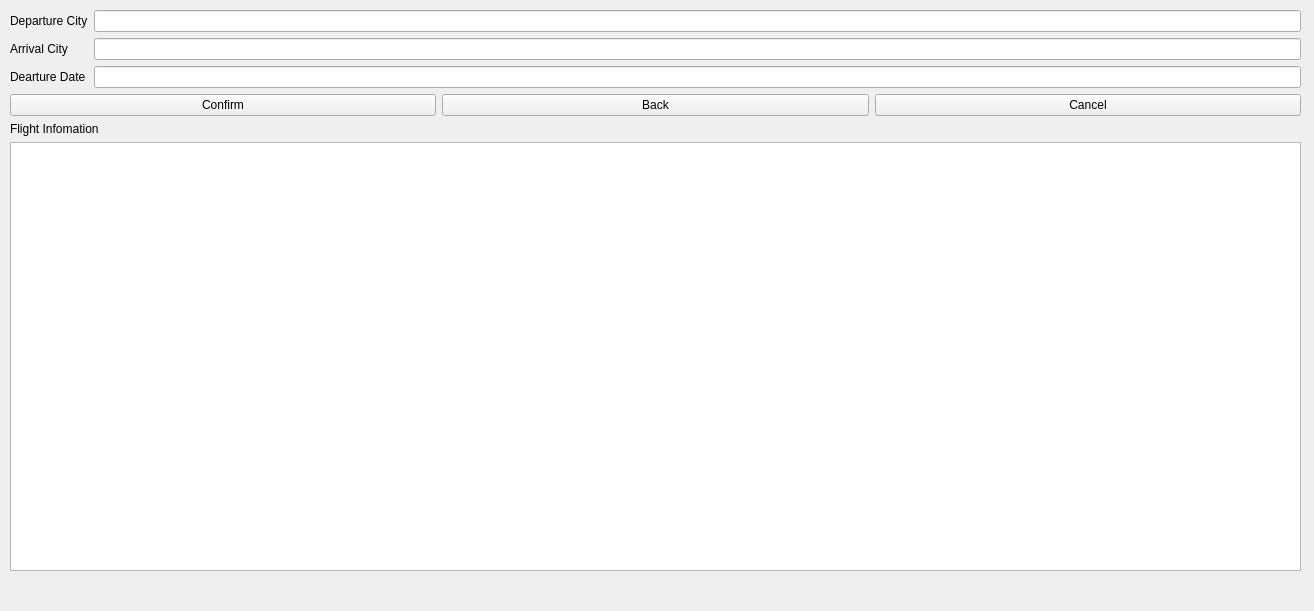
Old version of the form flight_inquiry_citys_and_date.ui in the repository Aloereed/Flightman_Client_DATA130039.
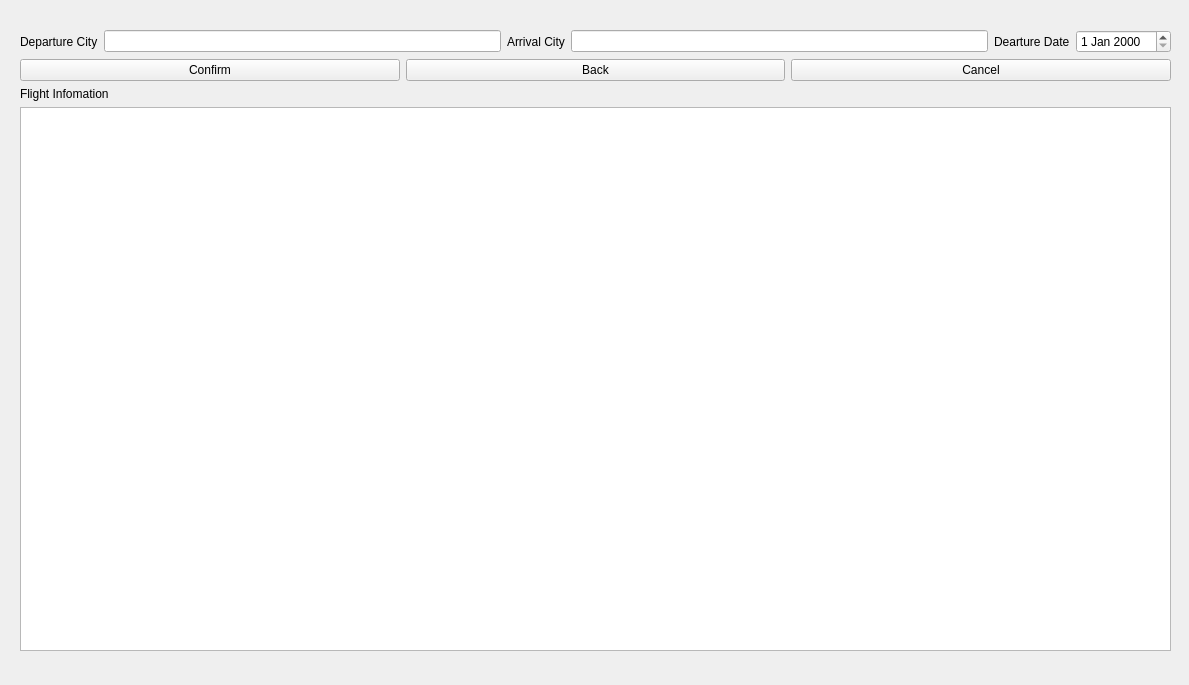
New version of the form.

Commit message: 在航班查询中的设置了日期控件，简化查询

Diff of the .ui file:
```diff
--- a/flight_inquiry_citys_and_date.ui
+++ b/flight_inquiry_citys_and_date.ui
@@ -6,8 +6,8 @@
    <rect>
     <x>0</x>
     <y>0</y>
-    <width>1314</width>
-    <height>611</height>
+    <width>1189</width>
+    <height>685</height>
    </rect>
   </property>
   <property name="windowTitle">
@@ -16,14 +16,25 @@
   <widget class="QWidget" name="layoutWidget">
    <property name="geometry">
     <rect>
-     <x>10</x>
-     <y>10</y>
-     <width>1291</width>
-     <height>581</height>
+     <x>20</x>
+     <y>30</y>
+     <width>1151</width>
+     <height>641</height>
     </rect>
    </property>
    <layout class="QGridLayout" name="gridLayout">
-    <item row="0" column="0">
+    <item row="2" column="0">
+     <layout class="QHBoxLayout" name="horizontalLayout">
+      <item>
+       <widget class="QLabel" name="UserStatus">
+        <property name="text">
+         <string/>
+        </property>
+       </widget>
+      </item>
+     </layout>
+    </item>
+    <item row="1" column="0">
      <layout class="QGridLayout" name="gridLayout_3">
       <item row="2" column="0">
        <layout class="QVBoxLayout" name="verticalLayout_4"/>
@@ -48,42 +59,10 @@
       <item row="0" column="0">
        <layout class="QGridLayout" name="gridLayout_2">
         <item row="0" column="0">
-         <layout class="QVBoxLayout" name="verticalLayout_2">
-          <item>
-           <widget class="QLabel" name="label">
-            <property name="text">
-             <string>Departure City</string>
-            </property>
-           </widget>
-          </item>
-          <item>
-           <widget class="QLabel" name="label_2">
-            <property name="text">
-             <string>Arrival City</string>
-            </property>
-           </widget>
-          </item>
-          <item>
-           <widget class="QLabel" name="label_3">
-            <property name="text">
-             <string>Dearture Date</string>
-            </property>
-           </widget>
-          </item>
-         </layout>
+         <layout class="QVBoxLayout" name="verticalLayout_2"/>
         </item>
         <item row="0" column="1">
-         <layout class="QVBoxLayout" name="verticalLayout">
-          <item>
-           <widget class="QLineEdit" name="DepatureCity"/>
-          </item>
-          <item>
-           <widget class="QLineEdit" name="ArrivalCity"/>
-          </item>
-          <item>
-           <widget class="QLineEdit" name="DepartureDate"/>
-          </item>
-         </layout>
+         <layout class="QVBoxLayout" name="verticalLayout"/>
         </item>
        </layout>
       </item>
@@ -114,14 +93,49 @@
       </item>
      </layout>
     </item>
-    <item row="1" column="0">
-     <layout class="QHBoxLayout" name="horizontalLayout">
+    <item row="0" column="0">
+     <layout class="QHBoxLayout" name="horizontalLayout_7">
       <item>
-       <widget class="QLabel" name="UserStatus">
-        <property name="text">
-         <string/>
-        </property>
-       </widget>
+       <layout class="QHBoxLayout" name="horizontalLayout_5">
+        <item>
+         <widget class="QLabel" name="label">
+          <property name="text">
+           <string>Departure City</string>
+          </property>
+         </widget>
+        </item>
+        <item>
+         <widget class="QLineEdit" name="DepatureCity"/>
+        </item>
+       </layout>
+      </item>
+      <item>
+       <layout class="QHBoxLayout" name="horizontalLayout_4">
+        <item>
+         <widget class="QLabel" name="label_2">
+          <property name="text">
+           <string>Arrival City</string>
+          </property>
+         </widget>
+        </item>
+        <item>
+         <widget class="QLineEdit" name="ArrivalCity"/>
+        </item>
+       </layout>
+      </item>
+      <item>
+       <layout class="QHBoxLayout" name="horizontalLayout_6">
+        <item>
+         <widget class="QLabel" name="label_3">
+          <property name="text">
+           <string>Dearture Date</string>
+          </property>
+         </widget>
+        </item>
+        <item>
+         <widget class="QDateEdit" name="dateEdit"/>
+        </item>
+       </layout>
       </item>
      </layout>
     </item>
```
The commit also changes 1 other file.
